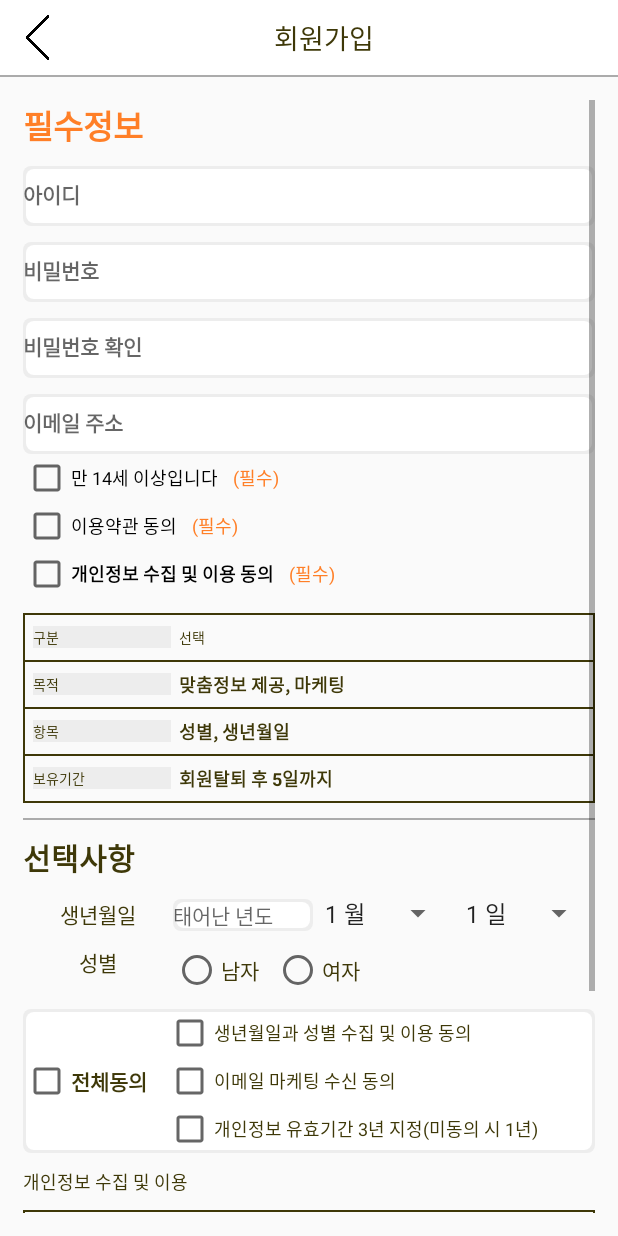
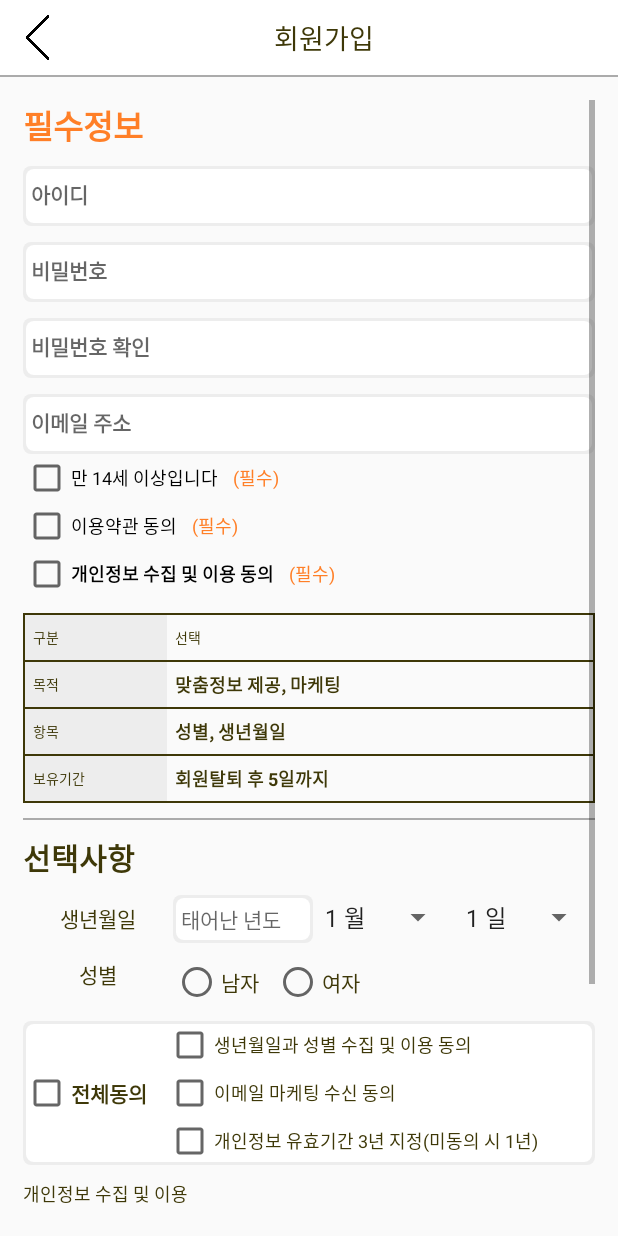
Before and after one commit to HanSangYeol/Honeying, an Android app: the SignUpActivity screen opened directly, with no data from a screen before it, on a phone screen of 412 x 824 dp. Run offline under Robolectric (Android 15) with nearby library versions, the phone set to English and light mode, and no system bars.

```diff
--- a/app/src/main/java/kr/ac/doowon/honeying/Fragment/Category_Fragment.java
+++ b/app/src/main/java/kr/ac/doowon/honeying/Fragment/Category_Fragment.java
@@ -75,7 +75,7 @@ public class Category_Fragment extends Fragment{
         Glide.with(getActivity()).load(R.drawable.food3).into(food3Img);
         Animation showIn = AnimationUtils.loadAnimation(getActivity(), android.R.anim.fade_in);
         bannerFlipper.setInAnimation(showIn);
-        bannerFlipper.setOutAnimation(getActivity(), android.R.anim.fade_out);
+        bannerFlipper.setOutAnimation(getActivity(), android.R.anim.slide_in_left);
         bannerFlipper.setFlipInterval(5000);//플리핑 간격(1000ms)
         bannerFlipper.startFlipping();
     }
--- /dev/null
+++ b/app/src/main/java/kr/ac/doowon/honeying/Util/GlobalUtil.java
@@ -0,0 +1,22 @@
+package kr.ac.doowon.honeying.Util;
+
+import java.util.ArrayList;
+import java.util.List;
+
+import kr.ac.doowon.honeying.Data.Restaurant;
+import kr.ac.doowon.honeying.Data.Review;
+
+public class GlobalUtil {
+
+    public static final List<Restaurant> RESTAURANT_LIST = new ArrayList<>();
+    public static final List<Review> REVIEW_LIST = new ArrayList<>();
+
+    public static void RESTAURANT_DATA(){
+        RESTAURANT_LIST.clear();
+    }
+
+    public static void REVIEW_DATA(){
+        REVIEW_LIST.clear();
+    }
+
+}
--- a/app/src/main/res/layout/activity_restaurant_list.xml
+++ b/app/src/main/res/layout/activity_restaurant_list.xml
@@ -31,20 +31,12 @@
                 android:layout_width="wrap_content"
                 android:layout_height="wrap_content">
 
-                <TextView
-                    android:layout_width="wrap_content"
-                    android:layout_height="wrap_content"
-                    android:layout_gravity="center|left"
-                    android:layout_marginLeft="10dp"
-                    android:text="파주"
-                    android:textColor="@color/textColor"
-                    android:textSize="18sp" />
+                <Spinner
+                    android:id="@+id/areaSpinner"
+                    android:layout_width="120dp"
+                    android:layout_height="match_parent">
 
-                <ImageView
-                    android:layout_width="35dp"
-                    android:layout_height="35dp"
-                    android:padding="5dp"
-                    android:src="@drawable/dropdown" />
+                </Spinner>
             </LinearLayout>
 
         </LinearLayout>
--- a/app/src/main/res/layout/activity_sign_up.xml
+++ b/app/src/main/res/layout/activity_sign_up.xml
@@ -59,6 +59,7 @@
                     android:layout_width="match_parent"
                     android:layout_height="40dp"
                     android:layout_marginTop="20dp"
+                    android:paddingLeft="5dp"
                     android:background="@drawable/box_input_signup"
                     android:hint="아이디"
                     android:textColor="@color/textColor"
@@ -70,6 +71,7 @@
                 android:layout_width="match_parent"
                 android:layout_height="wrap_content">
                 <EditText
+                    android:paddingLeft="5dp"
                     android:layout_gravity="center"
                     android:layout_width="match_parent"
                     android:layout_height="40dp"
@@ -85,6 +87,7 @@
                 android:layout_width="match_parent"
                 android:layout_height="wrap_content">
                 <EditText
+                    android:paddingLeft="5dp"
                     android:layout_gravity="center"
                     android:layout_width="match_parent"
                     android:layout_height="40dp"
@@ -99,6 +102,7 @@
                 android:layout_width="match_parent"
                 android:layout_height="wrap_content">
                 <EditText
+                    android:paddingLeft="5dp"
                     android:layout_gravity="center"
                     android:layout_width="match_parent"
                     android:layout_height="40dp"
@@ -175,23 +179,23 @@
                         android:layout_height="match_parent"
                         android:background="@color/textColor"/>
                     <TextView
-                        android:layout_gravity="center|left"
+                        android:gravity="center|left"
                         android:background="#EDEDED"
-                        android:layout_marginLeft="5dp"
+                        android:paddingLeft="5dp"
                         android:textColor="@color/textColor"
                         android:text="구분"
                         android:textSize="9sp"
                         android:layout_width="0dp"
-                        android:layout_height="wrap_content"
+                        android:layout_height="match_parent"
                         android:layout_weight="1"/>
                     <TextView
-                        android:layout_gravity="center|left"
-                        android:layout_marginLeft="5dp"
+                        android:gravity="center|left"
+                        android:paddingLeft="5dp"
                         android:textSize="9sp"
                         android:text="선택"
                         android:textColor="@color/textColor"
                         android:layout_width="0dp"
-                        android:layout_height="wrap_content"
+                        android:layout_height="match_parent"
                         android:layout_weight="3"/>
                     <TextView
                         android:layout_width="1dp"
@@ -210,24 +214,24 @@
                         android:layout_height="match_parent"
                         android:background="@color/textColor"/>
                     <TextView
-                        android:layout_gravity="center|left"
+                        android:gravity="center|left"
                         android:background="#EDEDED"
-                        android:layout_marginLeft="5dp"
+                        android:paddingLeft="5dp"
                         android:textColor="@color/textColor"
                         android:text="목적"
                         android:textSize="9sp"
                         android:layout_width="0dp"
-                        android:layout_height="wrap_content"
+                        android:layout_height="match_parent"
                         android:layout_weight="1"/>
                     <TextView
-                        android:layout_gravity="center|left"
-                        android:layout_marginLeft="5dp"
+                        android:gravity="center|left"
+                        android:paddingLeft="5dp"
                         android:textStyle="bold"
                         android:textSize="12sp"
                         android:text="맞춤정보 제공, 마케팅"
                         android:textColor="@color/textColor"
                         android:layout_width="0dp"
-                        android:layout_height="wrap_content"
+                        android:layout_height="match_parent"
                         android:layout_weight="3"/>
                     <TextView
                         android:layout_width="1dp"
@@ -246,24 +250,24 @@
                         android:layout_height="match_parent"
                         android:background="@color/textColor"/>
                     <TextView
-                        android:layout_gravity="center|left"
+                        android:gravity="center|left"
                         android:background="#EDEDED"
-                        android:layout_marginLeft="5dp"
+                        android:paddingLeft="5dp"
                         android:textColor="@color/textColor"
                         android:text="항목"
                         android:textSize="9sp"
                         android:layout_width="0dp"
-                        android:layout_height="wrap_content"
+                        android:layout_height="match_parent"
                         android:layout_weight="1"/>
                     <TextView
-                        android:layout_gravity="center|left"
-                        android:layout_marginLeft="5dp"
+                        android:gravity="center|left"
+                        android:paddingLeft="5dp"
                         android:textStyle="bold"
                         android:textSize="12sp"
                         android:text="성별, 생년월일"
                         android:textColor="@color/textColor"
                         android:layout_width="0dp"
-                        android:layout_height="wrap_content"
+                        android:layout_height="match_parent"
                         android:layout_weight="3"/>
                     <TextView
                         android:layout_width="1dp"
@@ -282,24 +286,24 @@
                         android:layout_height="match_parent"
                         android:background="@color/textColor"/>
                     <TextView
-                        android:layout_gravity="center|left"
+                        android:gravity="center|left"
                         android:background="#EDEDED"
-                        android:layout_marginLeft="5dp"
+                        android:paddingLeft="5dp"
                         android:textColor="@color/textColor"
                         android:text="보유기간"
                         android:textSize="9sp"
                         android:layout_width="0dp"
-                        android:layout_height="wrap_content"
+                        android:layout_height="match_parent"
                         android:layout_weight="1"/>
                     <TextView
-                        android:layout_gravity="center|left"
-                        android:layout_marginLeft="5dp"
+                        android:gravity="center|left"
+                        android:paddingLeft="5dp"
                         android:textStyle="bold"
                         android:textSize="12sp"
                         android:text="회원탈퇴 후 5일까지"
                         android:textColor="@color/textColor"
                         android:layout_width="0dp"
-                        android:layout_height="wrap_content"
+                        android:layout_height="match_parent"
                         android:layout_weight="3"/>
                     <TextView
                         android:layout_width="1dp"
@@ -339,6 +343,7 @@
                     android:layout_height="wrap_content" />
                 <EditText
                     android:textSize="14sp"
+                    android:padding="5dp"
                     android:hint="태어난 년도"
                     android:background="@drawable/box_input_signup"
                     android:layout_width="0dp"
@@ -444,23 +449,23 @@
                         android:layout_height="match_parent"
                         android:background="@color/textColor"/>
                     <TextView
-                        android:layout_gravity="center|left"
+                        android:gravity="center|left"
                         android:background="#EDEDED"
-                        android:layout_marginLeft="5dp"
+                        android:paddingLeft="5dp"
                         android:textColor="@color/textColor"
                         android:text="구분"
                         android:textSize="9sp"
                         android:layout_width="0dp"
-                        android:layout_height="wrap_content"
+                        android:layout_height="match_parent"
                         android:layout_weight="1"/>
                     <TextView
-                        android:layout_gravity="center|left"
+                        android:gravity="center|left"
                         android:layout_marginLeft="5dp"
                         android:textSize="9sp"
                         android:text="선택"
                         android:textColor="@color/textColor"
                         android:layout_width="0dp"
-                        android:layout_height="wrap_content"
+                        android:layout_height="match_parent"
                         android:layout_weight="3"/>
                     <TextView
                         android:layout_width="1dp"
@@ -479,24 +484,24 @@
                         android:layout_height="match_parent"
                         android:background="@color/textColor"/>
                     <TextView
-                        android:layout_gravity="center|left"
+                        android:gravity="center|left"
                         android:background="#EDEDED"
-                        android:layout_marginLeft="5dp"
+                        android:paddingLeft="5dp"
                         android:textColor="@color/textColor"
                         android:text="목적"
                         android:textSize="9sp"
                         android:layout_width="0dp"
-                        android:layout_height="wrap_content"
+                        android:layout_height="match_parent"
                         android:layout_weight="1"/>
                     <TextView
-                        android:layout_gravity="center|left"
-                        android:layout_marginLeft="5dp"
+                        android:gravity="center|left"
+                        android:paddingLeft="5dp"
                         android:textStyle="bold"
                         android:textSize="12sp"
                         android:text="맞춤정보 제공, 마케팅"
                         android:textColor="@color/textColor"
                         android:layout_width="0dp"
-                        android:layout_height="wrap_content"
+                        android:layout_height="match_parent"
                         android:layout_weight="3"/>
                     <TextView
                         android:layout_width="1dp"
@@ -515,24 +520,24 @@
                         android:layout_height="match_parent"
                         android:background="@color/textColor"/>
                     <TextView
-                        android:layout_gravity="center|left"
+                        android:gravity="center|left"
                         android:background="#EDEDED"
-                        android:layout_marginLeft="5dp"
+                        android:paddingLeft="5dp"
                         android:textColor="@color/textColor"
                         android:text="항목"
                         android:textSize="9sp"
                         android:layout_width="0dp"
-                        android:layout_height="wrap_content"
+                        android:layout_height="match_parent"
                         android:layout_weight="1"/>
                     <TextView
-                        android:layout_gravity="center|left"
-                        android:layout_marginLeft="5dp"
+                        android:gravity="center|left"
+                        android:paddingLeft="5dp"
                         android:textStyle="bold"
                         android:textSize="12sp"
                         android:text="성별, 생년월일"
                         android:textColor="@color/textColor"
                         android:layout_width="0dp"
-                        android:layout_height="wrap_content"
+                        android:layout_height="match_parent"
                         android:layout_weight="3"/>
                     <TextView
                         android:layout_width="1dp"
@@ -551,24 +556,24 @@
                         android:layout_height="match_parent"
                         android:background="@color/textColor"/>
                     <TextView
-                        android:layout_gravity="center|left"
+                        android:gravity="center|left"
                         android:background="#EDEDED"
-                        android:layout_marginLeft="5dp"
+                        android:paddingLeft="5dp"
                         android:textColor="@color/textColor"
                         android:text="보유기간"
                         android:textSize="9sp"
                         android:layout_width="0dp"
-                        android:layout_height="wrap_content"
+                        android:layout_height="match_parent"
                         android:layout_weight="1"/>
                     <TextView
-                        android:layout_gravity="center|left"
-                        android:layout_marginLeft="5dp"
+                        android:gravity="center|left"
+                        android:paddingLeft="5dp"
                         android:textStyle="bold"
                         android:textSize="12sp"
                         android:text="회원탈퇴 후 5일까지"
                         android:textColor="@color/textColor"
                         android:layout_width="0dp"
-                        android:layout_height="wrap_content"
+                        android:layout_height="match_parent"
                         android:layout_weight="3"/>
                     <TextView
                         android:layout_width="1dp"
```
